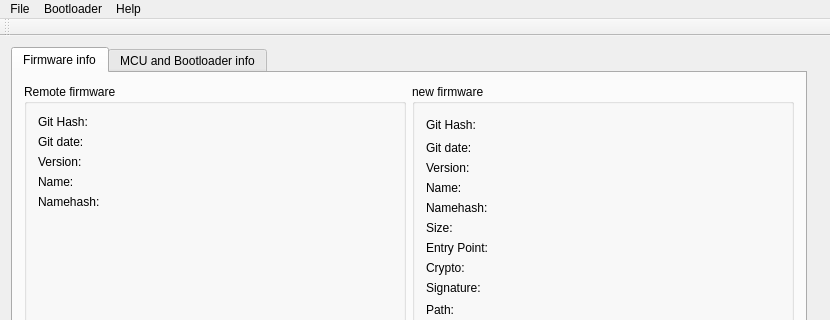
Before: the Qt Designer form qt/project/src/mainwindow.ui in Crystal-Photonics/crystalBoot, drawn with Qt 5; both pictures show x 0 to 830 and y 0 to 320 of the 830 by 517 pixel window.
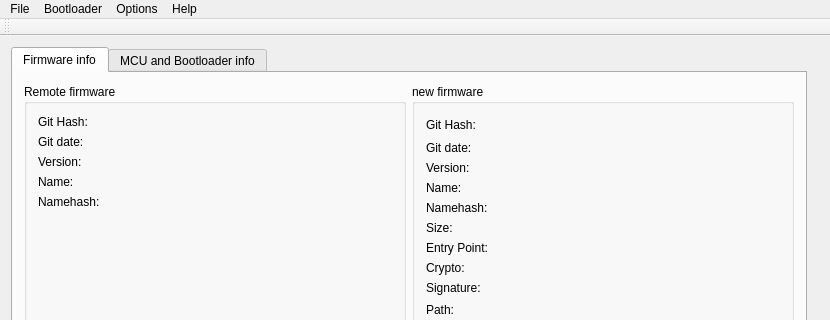
After: the same form once the commit is applied.

Commit message: -meta data works -option dialog introduced

Patch:
```diff
--- a/qt/project/src/mainwindow.ui
+++ b/qt/project/src/mainwindow.ui
@@ -569,8 +569,15 @@
     <addaction name="actionRun_Application"/>
     <addaction name="actionGet_Chip_Info"/>
    </widget>
+   <widget class="QMenu" name="menuOptions">
+    <property name="title">
+     <string>Options</string>
+    </property>
+    <addaction name="actionOptions"/>
+   </widget>
    <addaction name="menuFile"/>
    <addaction name="menuBootloader"/>
+   <addaction name="menuOptions"/>
    <addaction name="menuHelp"/>
   </widget>
   <widget class="QToolBar" name="mainToolBar">
```
Left out of the diff: 5 changed lines with no effect on the pictures. The commit also changes 14 other files.
